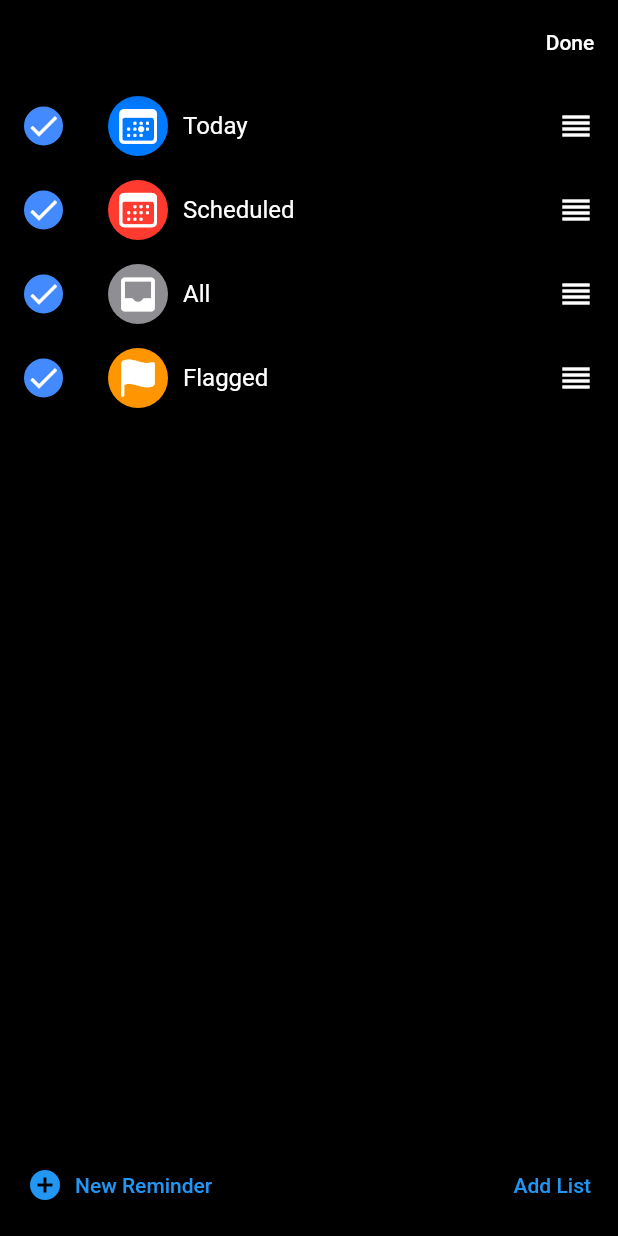
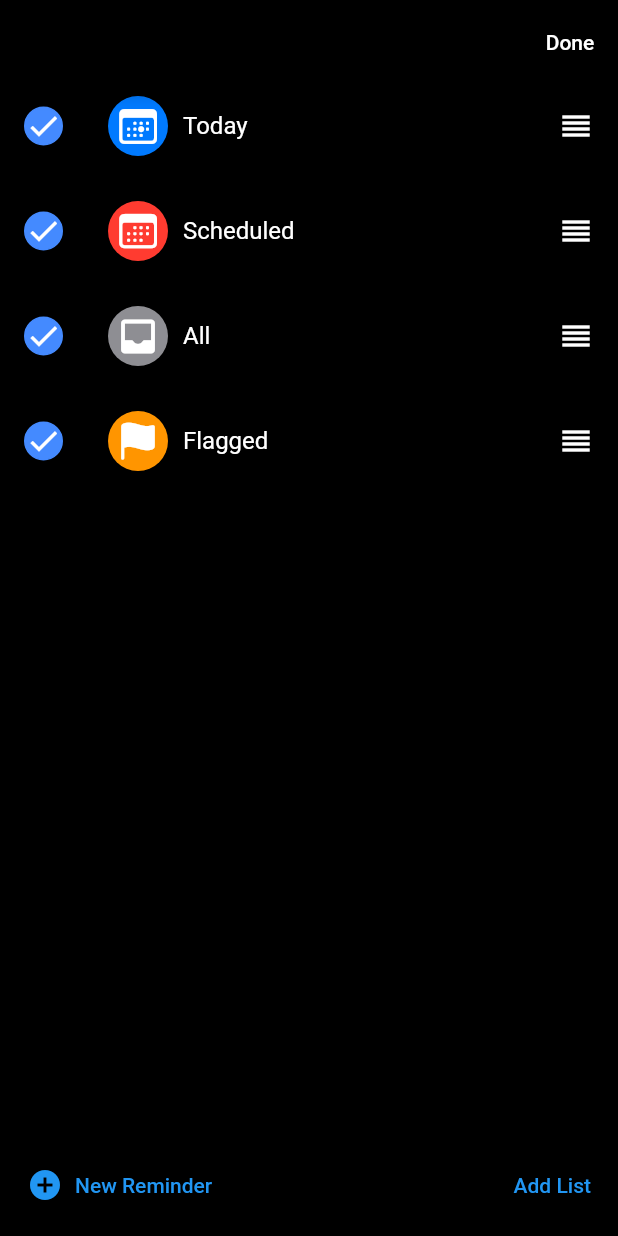
Before and after one commit to Satej/flutter-ios-reminders-app, a Flutter app: the screen it shows after launch, after a tap on "Edit", on a phone screen of 412 x 824 dp. Run offline on Flutter 3.47's test engine with Material 2 defaults, Android fonts, the phone set to English and light mode, and no system bars.

```diff
--- a/lib/models/category.dart
+++ b/lib/models/category/category.dart
@@ -1,4 +1,4 @@
-import '../common/widgets/category_icon.dart';
+import '../../common/widgets/category_icon.dart';
 
 class Category {
   final String id;
--- a/lib/models/category_collection.dart
+++ b/lib/models/category/category_collection.dart
@@ -3,7 +3,7 @@ import 'dart:collection';
 import 'package:flutter/cupertino.dart';
 import 'package:flutter/material.dart';
 
-import '../common/widgets/category_icon.dart';
+import '../../common/widgets/category_icon.dart';
 import 'category.dart';
 
 class CategoryCollection {
--- a/lib/screens/home/home_screen.dart
+++ b/lib/screens/home/home_screen.dart
@@ -1,10 +1,10 @@
 import 'package:flutter/material.dart';
-import 'package:ios_reminders/models/category_collection.dart';
-import 'package:ios_reminders/screens/home/list_view_items.dart';
+import 'package:ios_reminders/models/category/category_collection.dart';
+import 'package:ios_reminders/screens/home/widgets/list_view_items.dart';
 
-import '../../models/category.dart';
-import 'footer.dart';
-import 'grid_view_items.dart';
+import '../../models/category/category.dart';
+import 'widgets/footer.dart';
+import 'widgets/grid_view_items.dart';
 
 class HomeScreen extends StatefulWidget {
 
@@ -40,11 +40,18 @@ class _HomeScreenState extends State<HomeScreen> {
         ],
       ),
       body: Column(
+        mainAxisAlignment: MainAxisAlignment.spaceEvenly,
+        crossAxisAlignment: CrossAxisAlignment.center,
         children: [
           Expanded(
-            child: layoutType == 'grid'
-              ? GridViewItems(categories: categoryCollection.selectedCategories)
-              : ListViewItems(categoryCollection: categoryCollection),
+            child: AnimatedCrossFade(
+              duration: const Duration(milliseconds: 300),
+              crossFadeState: layoutType == 'grid'
+                ? CrossFadeState.showFirst
+                : CrossFadeState.showSecond,
+              firstChild: GridViewItems(categories: categoryCollection.selectedCategories),
+              secondChild: ListViewItems(categoryCollection: categoryCollection),
+            ),
           ),
           const Footer(),
         ],
--- a/lib/screens/home/list_view_items.dart
+++ /dev/null
@@ -1,59 +0,0 @@
-import 'package:flutter/material.dart';
-import 'package:ios_reminders/models/category_collection.dart';
-
-class ListViewItems extends StatefulWidget {
-
-  final CategoryCollection categoryCollection;
-  const ListViewItems({ required this.categoryCollection });
-
-  @override
-  State<ListViewItems> createState() => _ListViewItemsState();
-}
-
-class _ListViewItemsState extends State<ListViewItems> {
-  @override
-  Widget build(BuildContext context) {
-    return ReorderableListView(
-      onReorder: (int oldIndex, int newIndex) {
-        if (newIndex > oldIndex) {
-          newIndex -= 1;
-        }
-
-        final item = widget.categoryCollection.removeItem(oldIndex);
-        setState(() {
-          widget.categoryCollection.insert(newIndex, item);
-        });
-      },
-      children: widget.categoryCollection.categories
-        .map(
-          (category) => ListTile(
-            onTap: () {
-              setState(() {
-                category.toggleCheckbox();
-              });
-            },
-            key: UniqueKey(),
-            leading: Container(
-              decoration: BoxDecoration(
-                color: category.isChecked ? Colors.blueAccent : Colors.transparent,
-                shape: BoxShape.circle,
-                border: Border.all(
-                  color: category.isChecked ? Colors.blueAccent : Colors.grey,
-                ),
-              ),
-              child: Icon(Icons.check, color: category.isChecked ? Colors.white : Colors.transparent),
-            ),
-            title: Row(
-              children: [
-                category.icon,
-                const SizedBox(width: 10),
-                Text(category.name),
-              ],
-            ),
-            trailing: const Icon(Icons.reorder),
-          ),
-        )
-        .toList()
-    );
-  }
-}
--- a/lib/screens/home/grid_view_items.dart
+++ b/lib/screens/home/widgets/grid_view_items.dart
@@ -1,7 +1,7 @@
 import 'package:flutter/material.dart';
 
-import '../../models/category.dart';
-import '../../models/category_collection.dart';
+import '../../../models/category/category.dart';
+import '../../../models/category/category_collection.dart';
 
 class GridViewItems extends StatelessWidget {
   const GridViewItems({
@@ -13,6 +13,7 @@ class GridViewItems extends StatelessWidget {
   @override
   Widget build(BuildContext context) {
     return GridView.count(
+      shrinkWrap: true,
       crossAxisCount: 2,
       childAspectRatio: 16 / 9,
       crossAxisSpacing: 10,
--- /dev/null
+++ b/lib/screens/home/widgets/list_view_items.dart
@@ -0,0 +1,67 @@
+import 'package:flutter/material.dart';
+import 'package:ios_reminders/models/category/category_collection.dart';
+
+const listViewHeight = 70.0;
+
+class ListViewItems extends StatefulWidget {
+
+  final CategoryCollection categoryCollection;
+  const ListViewItems({ required this.categoryCollection });
+
+  @override
+  State<ListViewItems> createState() => _ListViewItemsState();
+}
+
+class _ListViewItemsState extends State<ListViewItems> {
+  @override
+  Widget build(BuildContext context) {
+    return SizedBox(
+      height: widget.categoryCollection.categories.length * (listViewHeight + 1),
+      child: ReorderableListView(
+        onReorder: (int oldIndex, int newIndex) {
+          if (newIndex > oldIndex) {
+            newIndex -= 1;
+          }
+
+          final item = widget.categoryCollection.removeItem(oldIndex);
+          setState(() {
+            widget.categoryCollection.insert(newIndex, item);
+          });
+        },
+        children: widget.categoryCollection.categories
+          .map(
+            (category) => SizedBox(
+              key: UniqueKey(),
+              height: listViewHeight,
+              child: ListTile(
+                onTap: () {
+                  setState(() {
+                    category.toggleCheckbox();
+                  });
+                },
+                leading: Container(
+                  decoration: BoxDecoration(
+                    color: category.isChecked ? Colors.blueAccent : Colors.transparent,
+                    shape: BoxShape.circle,
+                    border: Border.all(
+                      color: category.isChecked ? Colors.blueAccent : Colors.grey,
+                    ),
+                  ),
+                  child: Icon(Icons.check, color: category.isChecked ? Colors.white : Colors.transparent),
+                ),
+                title: Row(
+                  children: [
+                    category.icon,
+                    const SizedBox(width: 10),
+                    Text(category.name),
+                  ],
+                ),
+                trailing: const Icon(Icons.reorder),
+              ),
+            ),
+          )
+          .toList()
+      ),
+    );
+  }
+}
```
Also changed, not shown: lib/screens/add_list/add_list_screen.dart (added), lib/screens/home/widgets/footer.dart (renamed from lib/screens/home/footer.dart).
